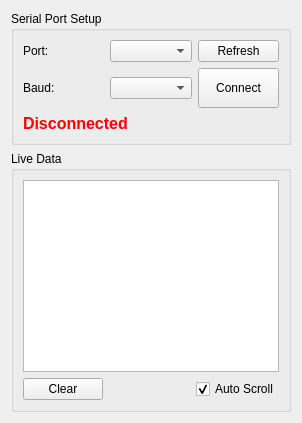
weiliankang/fpv-pc-tool, file page_serial_connection.ui: the form before one commit.
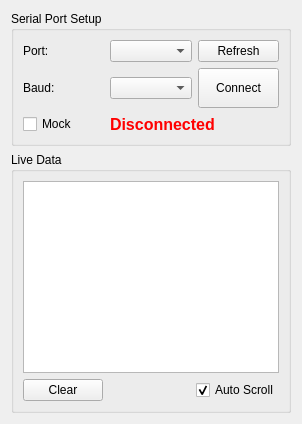
The form after the commit.

What changed in the file:
```diff
--- a/page_serial_connection.ui
+++ b/page_serial_connection.ui
@@ -49,7 +49,17 @@
         </property>
        </widget>
       </item>
-      <item row="2" column="0" colspan="3">
+      <item row="2" column="0">
+       <widget class="QCheckBox" name="checkMockMode">
+        <property name="text">
+         <string>Mock</string>
+        </property>
+        <property name="toolTip">
+         <string>启用模拟模式，无需物理串口即可测试 OSD 等功能</string>
+        </property>
+       </widget>
+      </item>
+      <item row="2" column="1" colspan="2">
        <widget class="QLabel" name="labelStatus">
         <property name="styleSheet">
          <string notr="true">color:red;font-weight:bold;font-size:12pt;</string>
```
